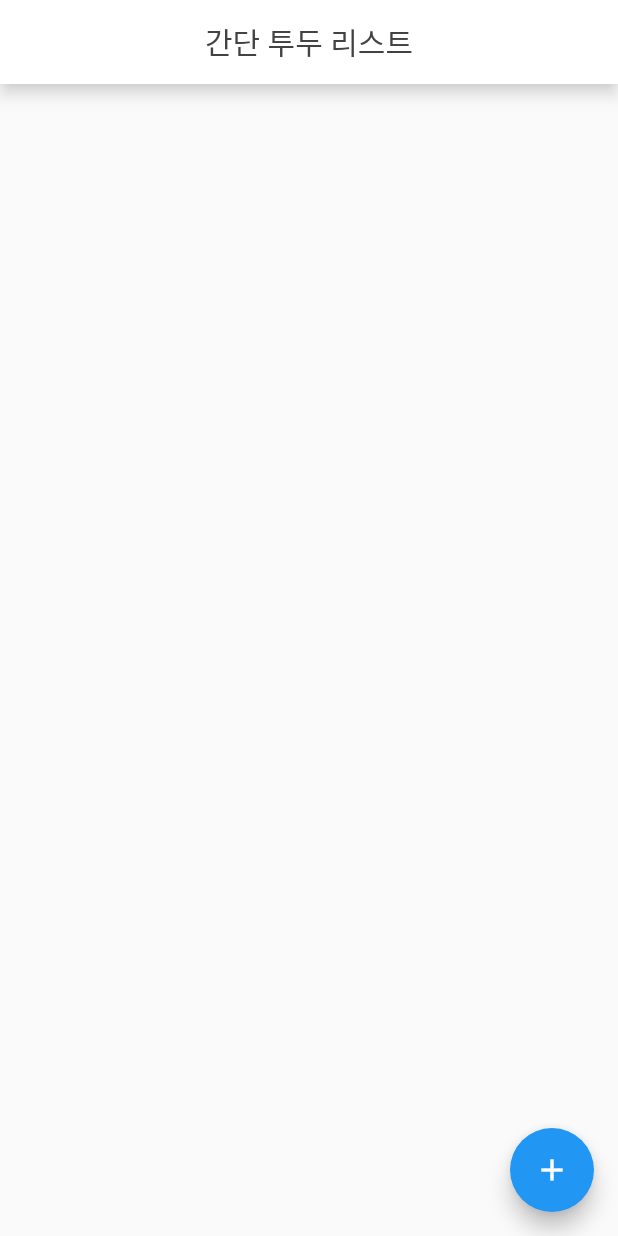
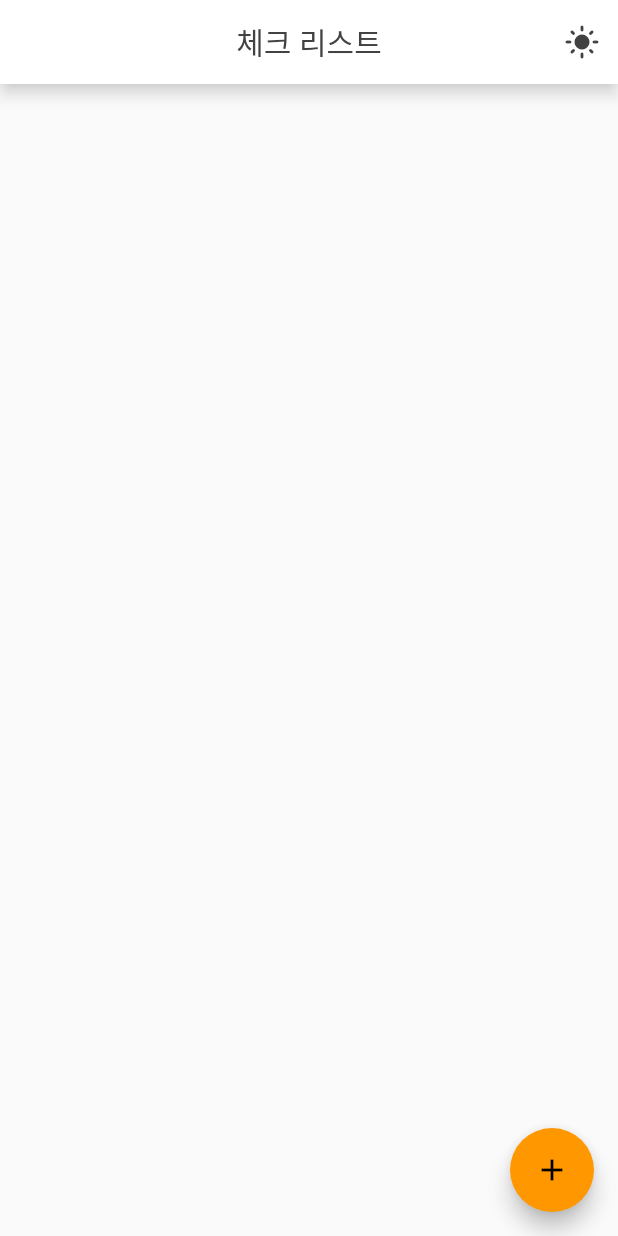
Before and after one commit to dusunax/flutter-todo, a Flutter app: the screen it shows after launch, on a phone screen of 412 x 824 dp. Run offline on Flutter 3.47's test engine with Material 2 defaults, Android fonts, the phone set to English and light mode, and no system bars.

Commit message:
다크모드 추가

```diff
--- a/lib/main.dart
+++ b/lib/main.dart
@@ -10,18 +10,30 @@ void main() {
 class MyApp extends StatelessWidget {
   const MyApp({Key? key}) : super(key: key);
 
+  static final ValueNotifier<ThemeMode> themeNotifier =
+      ValueNotifier(ThemeMode.light);
+
   @override
   Widget build(BuildContext context) {
-    SystemChrome.setSystemUIOverlayStyle(const SystemUiOverlayStyle(
-      statusBarColor: Colors.white,
-      statusBarIconBrightness: Brightness.dark,
-      statusBarBrightness: Brightness.dark,
+    SystemChrome.setSystemUIOverlayStyle(SystemUiOverlayStyle(
+      statusBarColor: MyApp.themeNotifier.value == ThemeMode.light
+          ? Colors.white
+          : Colors.black,
+      statusBarIconBrightness: MyApp.themeNotifier.value == ThemeMode.light
+          ? Brightness.dark
+          : Brightness.light,
+      statusBarBrightness: MyApp.themeNotifier.value == ThemeMode.light
+          ? Brightness.dark
+          : Brightness.light,
     ));
 
+    return ValueListenableBuilder<ThemeMode>(
+        valueListenable: themeNotifier,
+        builder: (_, ThemeMode currentMode, __) {
           return MaterialApp(
-      title: '간단 투두 리스트',
+              title: '체크 리스트',
               theme: ThemeData(
-        primarySwatch: Colors.blue,
+                primarySwatch: Colors.orange,
                 appBarTheme: AppBarTheme(
                   backgroundColor: Colors.white,
                   foregroundColor: Colors.grey[800],
@@ -29,6 +41,8 @@ class MyApp extends StatelessWidget {
                   centerTitle: true,
                 ),
               ),
+              darkTheme: ThemeData.dark(),
+              themeMode: currentMode,
               localizationsDelegates: const <LocalizationsDelegate<Object>>[
                 GlobalMaterialLocalizations.delegate,
                 GlobalWidgetsLocalizations.delegate,
@@ -39,10 +53,7 @@ class MyApp extends StatelessWidget {
                 const Locale('en', ''), // 영어
                 const Locale('ko', ''), // 한국어
               ],
-      home: const Scaffold(
-        body: TodoListPage(),
-        bottomNavigationBar: null,
-      ),
-    );
+              home: const TodoListPage());
+        });
   }
 }
--- a/lib/todo_list_page.dart
+++ b/lib/todo_list_page.dart
@@ -1,4 +1,5 @@
 import 'package:flutter/material.dart';
+import 'package:todo/main.dart';
 
 class Todo {
   final int id;
@@ -58,14 +59,33 @@ class _TodoListPageState extends State<TodoListPage> {
 
   @override
   Widget build(BuildContext context) {
+    // 다크모드 여부
+    bool isDarkMode = MyApp.themeNotifier.value == ThemeMode.light;
+
     return Scaffold(
       appBar: AppBar(
-        title: const Text('간단 투두 리스트'),
+        title: const Text('체크 리스트'),
+        actions: [
+          IconButton(
+              // 토글 부분
+              onPressed: () {
+                MyApp.themeNotifier.value =
+                    isDarkMode ? ThemeMode.dark : ThemeMode.light;
+              },
+              icon: Icon(isDarkMode ? Icons.light_mode : Icons.dark_mode))
+        ],
       ),
       body: ListView.builder(
         itemCount: _todoList.length,
         itemBuilder: (BuildContext context, int index) {
           final todo = _todoList[index];
+
+          Color backgroundColor =
+              isDarkMode ? Colors.white : Color.fromARGB(255, 42, 42, 42);
+          Color dismissedBackgroundColor = isDarkMode
+              ? Color.fromARGB(255, 195, 195, 195)
+              : Color.fromARGB(255, 81, 81, 81);
+          Color textColor = isDarkMode ? Colors.black : Colors.white;
 
           return Dismissible(
             key: ValueKey<Todo>(todo),
@@ -75,13 +95,14 @@ class _TodoListPageState extends State<TodoListPage> {
               });
             },
             child: Container(
-              color:
-                  todo.isCompleted ? Colors.grey[200] : Colors.white, // 배경색 추가
+              color: todo.isCompleted
+                  ? dismissedBackgroundColor
+                  : backgroundColor, // 배경색 추가
               child: ListTile(
                 title: Text(
                   todo.title,
                   style: TextStyle(
-                    color: todo.isCompleted ? Colors.grey : Colors.black,
+                    color: todo.isCompleted ? Colors.grey : textColor,
                     decoration: todo.isCompleted
                         ? TextDecoration.lineThrough
                         : TextDecoration.none,
```
Lines whose indentation alone changed are shown as unchanged.
